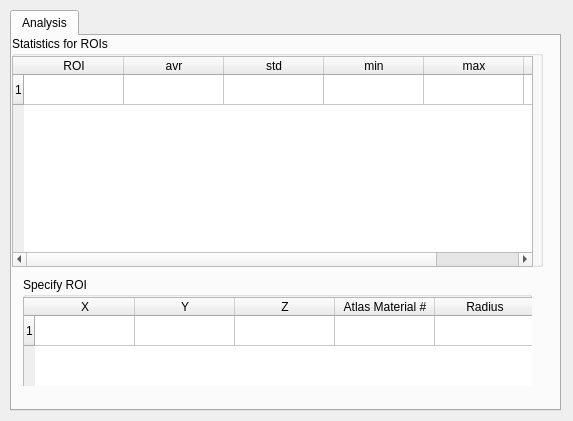
Old version of the form src/Interface/Modules/BrainStimulator/GenerateROIStatisticsDialog.ui in the repository SCIInstitute/SCIRun.
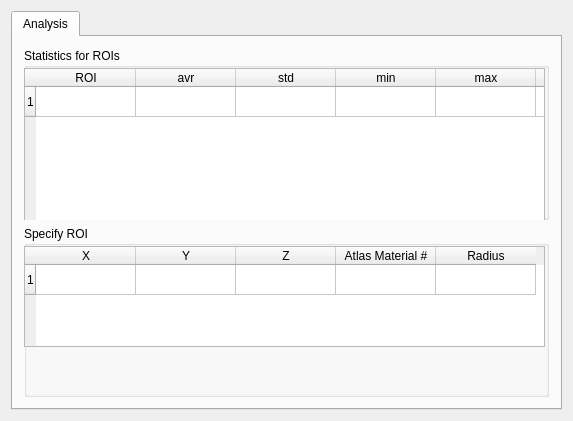
New version of the form.

Commit message: Fixing layouts for hi-dpi improvement

The edit to the form file:
```diff
--- a/src/Interface/Modules/BrainStimulator/GenerateROIStatisticsDialog.ui
+++ b/src/Interface/Modules/BrainStimulator/GenerateROIStatisticsDialog.ui
@@ -19,15 +19,9 @@
   <property name="windowTitle">
    <string>GenerateROIStatisticsDialog</string>
   </property>
+  <layout class="QHBoxLayout" name="horizontalLayout">
+   <item>
   <widget class="QTabWidget" name="tabWidget">
-   <property name="geometry">
-    <rect>
-     <x>10</x>
-     <y>10</y>
-     <width>551</width>
-     <height>401</height>
-    </rect>
-   </property>
    <property name="currentIndex">
     <number>0</number>
    </property>
@@ -35,15 +29,9 @@
     <attribute name="title">
      <string>Analysis</string>
     </attribute>
+      <layout class="QGridLayout" name="gridLayout">
+       <item row="0" column="0">
     <widget class="QGroupBox" name="StatisticsTableGroupBox">
-     <property name="geometry">
-      <rect>
-       <x>0</x>
-       <y>0</y>
-       <width>531</width>
-       <height>231</height>
-      </rect>
-     </property>
      <property name="title">
       <string>Statistics for ROIs</string>
      </property>
@@ -93,15 +81,8 @@
       </column>
      </widget>
     </widget>
-    <widget class="QWidget" name="verticalLayoutWidget_4">
-     <property name="geometry">
-      <rect>
-       <x>0</x>
-       <y>230</y>
-       <width>531</width>
-       <height>131</height>
-      </rect>
-     </property>
+       </item>
+       <item row="1" column="0">
      <layout class="QVBoxLayout" name="verticalLayout_4">
       <item>
        <widget class="QGroupBox" name="ROITableGroupBox">
@@ -151,9 +132,12 @@
        </widget>
       </item>
      </layout>
-    </widget>
-   </widget>
-  </widget>
+       </item>
+      </layout>
+     </widget>
+    </widget>
+   </item>
+  </layout>
  </widget>
  <layoutdefault spacing="6" margin="11"/>
  <resources/>
```
Lines whose indentation alone changed are shown as unchanged. The commit also changes 13 other files.
